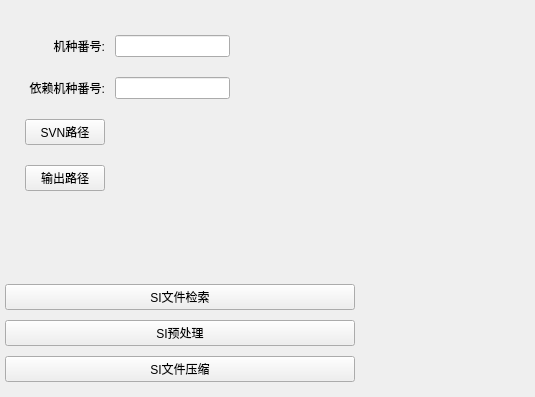
335134701/QT_Demo, file Template/Forms/SIForm.ui: the form before one commit.
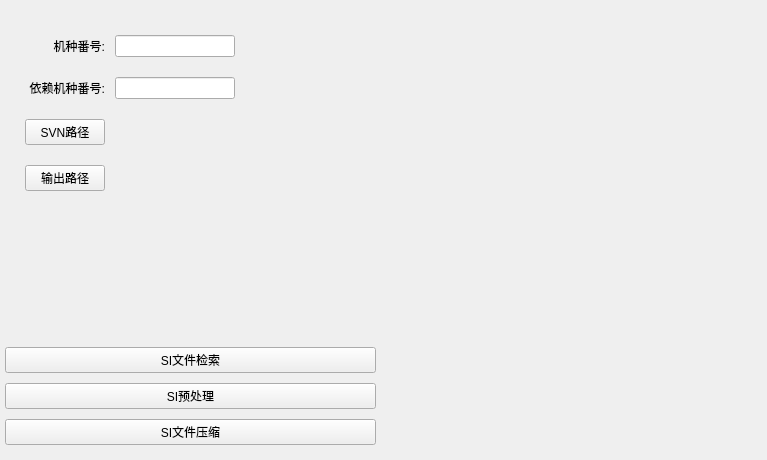
The form after the commit.

Patch:
```diff
--- a/Template/Forms/SIForm.ui
+++ b/Template/Forms/SIForm.ui
@@ -6,8 +6,8 @@
    <rect>
     <x>0</x>
     <y>0</y>
-    <width>535</width>
-    <height>397</height>
+    <width>767</width>
+    <height>460</height>
    </rect>
   </property>
   <property name="windowTitle">
```
